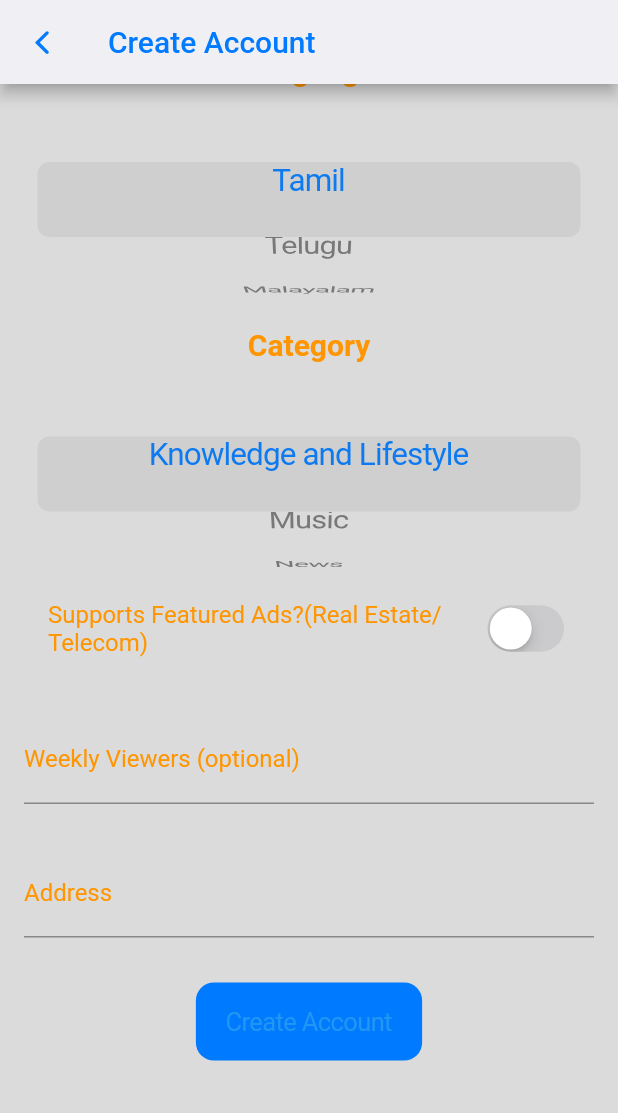
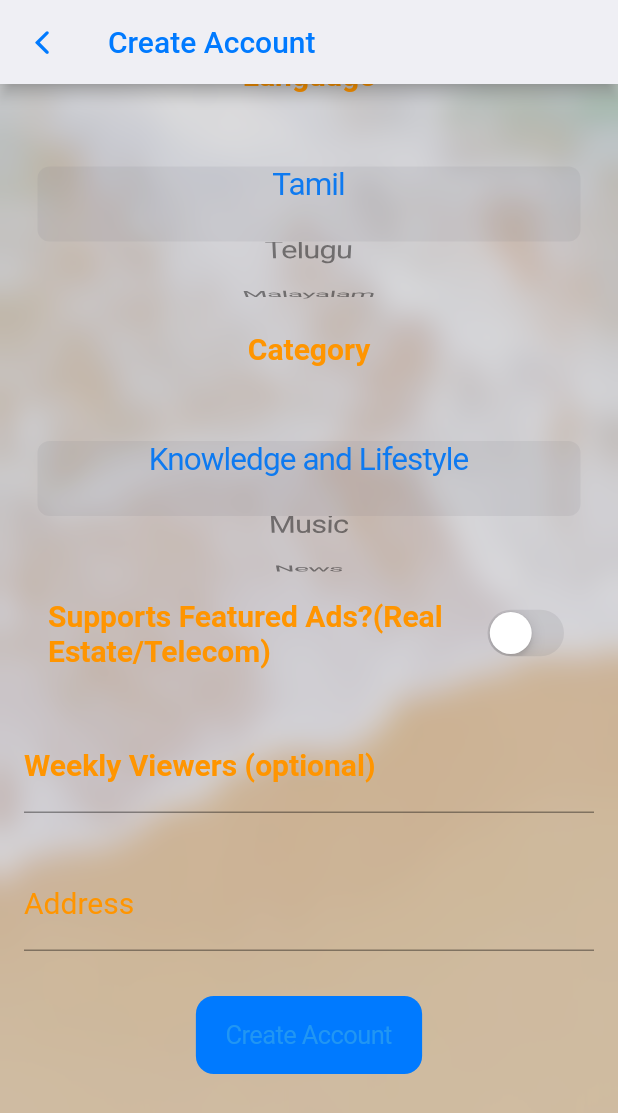
Before and after one commit to maruthumj/major_project, a Flutter app: the Signup screen opened directly, scrolled down 532 dp, on a phone screen of 412 x 824 dp. Shown: the top 1113 px of the screen. Run offline on Flutter 3.47's test engine with Material 2 defaults, Android fonts, the phone set to English and light mode, and no system bars; our stand-ins replace cloud_firestore, firebase_core; accounts and stored records are empty.

```diff
--- a/lib/main.dart
+++ b/lib/main.dart
@@ -35,17 +35,15 @@ class MainScreen extends StatelessWidget {
         backgroundColor: CupertinoColors.extraLightBackgroundGray,
       ),
       body: Container(
+        constraints: BoxConstraints.expand(),
+        decoration: BoxDecoration(
+          image: DecorationImage(
+              image: AssetImage('assets/images/wind_mill.jpg'),
+              fit: BoxFit.cover),
+        ),
         child: Stack(
           fit: StackFit.expand,
           children: [
-            Container(
-              constraints: BoxConstraints.expand(),
-              decoration: BoxDecoration(
-                image: DecorationImage(
-                    image: AssetImage('assets/images/wind_mill.jpg'),
-                    fit: BoxFit.cover),
-              ),
-            ),
             Center(
               child: BackdropFilter(
                 filter: ImageFilter.blur(sigmaX: 10.0, sigmaY: 10.0),
--- a/lib/screens/tv_channel/signup.dart
+++ b/lib/screens/tv_channel/signup.dart
@@ -1,5 +1,7 @@
 import 'package:flutter/material.dart';
 import 'package:flutter/cupertino.dart';
+import 'package:cloud_firestore/cloud_firestore.dart';
+import 'package:firebase_core/firebase_core.dart';
 import 'dart:ui';
 
 class Signup extends StatefulWidget {
@@ -11,6 +13,7 @@ class Signup extends StatefulWidget {
 
 class _SignupState extends State<Signup> {
   final GlobalKey<FormState> _formkey = GlobalKey();
+
   int selected = 0;
   int selected1 = 0;
   bool _lights = false;
@@ -39,28 +42,23 @@ class _SignupState extends State<Signup> {
       ),
       body: SingleChildScrollView(
         scrollDirection: Axis.vertical,
+        child: Container(
+          decoration: BoxDecoration(
+            image: DecorationImage(
+                image: AssetImage('assets/images/ios_sea.jpg'),
+                fit: BoxFit.cover),
+          ),
           child: SafeArea(
             child: Stack(
               children: [
-              Container(
-                decoration: BoxDecoration(
-                  gradient: LinearGradient(
-                    colors: [
-                      CupertinoColors.activeBlue,
-                      CupertinoColors.activeGreen,
-                    ],
-                  ),
-                ),
-              ),
                 Center(
                   child: BackdropFilter(
                     filter: ImageFilter.blur(sigmaX: 10.0, sigmaY: 10.0),
                     child: Container(
-                    height: 2000,
+                      height: 1300,
                       width: 500,
                       decoration: BoxDecoration(
                         color: Colors.grey.shade400.withOpacity(0.5),
-                      borderRadius: BorderRadius.circular(50),
                       ),
                       padding: EdgeInsets.all(16),
                       child: Form(
@@ -82,8 +80,8 @@ class _SignupState extends State<Signup> {
                             TextFormField(
                               decoration: InputDecoration(
                                   labelText: "Email",
-                                labelStyle: TextStyle(
-                                    color: CupertinoColors.activeGreen)),
+                                  labelStyle:
+                                      TextStyle(color: CupertinoColors.black)),
                               keyboardType: TextInputType.emailAddress,
                               validator: (value) {
                                 if (value.isEmpty || !value.contains('@')) {
@@ -96,8 +94,8 @@ class _SignupState extends State<Signup> {
                             TextFormField(
                               decoration: InputDecoration(
                                   labelText: 'Phone Number',
-                                labelStyle: TextStyle(
-                                    color: CupertinoColors.activeGreen)),
+                                  labelStyle:
+                                      TextStyle(color: CupertinoColors.black)),
                               obscureText: true,
                               keyboardType: TextInputType.phone,
                             ),
@@ -105,7 +103,7 @@ class _SignupState extends State<Signup> {
                               decoration: InputDecoration(
                                 labelText: 'password',
                                 labelStyle:
-                                  TextStyle(color: CupertinoColors.activeGreen),
+                                    TextStyle(color: CupertinoColors.black),
                               ),
                               obscureText: true,
                               controller: _passwordController,
@@ -122,7 +120,7 @@ class _SignupState extends State<Signup> {
                               decoration: InputDecoration(
                                 labelText: 'Confirm Password',
                                 labelStyle:
-                                  TextStyle(color: CupertinoColors.activeGreen),
+                                    TextStyle(color: CupertinoColors.black),
                               ),
                               obscureText: true,
                               controller: _passwordController,
@@ -158,7 +156,7 @@ class _SignupState extends State<Signup> {
                                     image: new DecorationImage(
                                       fit: BoxFit.fill,
                                       image: AssetImage(
-                                        'assets/images/plus_logo.png'),
+                                          'assets/images/person_badge_plus.png'),
                                     ),
                                   ),
                                 ),
@@ -169,7 +167,9 @@ class _SignupState extends State<Signup> {
                                       decoration: InputDecoration(
                                         labelText: 'Channel Name',
                                         labelStyle: TextStyle(
-                                          color: CupertinoColors.activeOrange),
+                                            color: CupertinoColors.activeOrange,
+                                            fontWeight: FontWeight.bold,
+                                            fontSize: 20),
                                       ),
                                       obscureText: true,
                                       keyboardType: TextInputType.name),
@@ -182,7 +182,9 @@ class _SignupState extends State<Signup> {
                                 Text(
                                   "     Logo",
                                   style: TextStyle(
-                                    color: CupertinoColors.activeOrange),
+                                    color: CupertinoColors.activeOrange,
+                                    fontWeight: FontWeight.bold,
+                                  ),
                                 ),
                               ],
                             ),
@@ -195,7 +197,9 @@ class _SignupState extends State<Signup> {
                                   decoration: InputDecoration(
                                     labelText: 'Description',
                                     labelStyle: TextStyle(
-                                      color: CupertinoColors.activeOrange),
+                                        color: CupertinoColors.activeOrange,
+                                        fontWeight: FontWeight.bold,
+                                        fontSize: 20),
                                   ),
                                 ),
                                 SizedBox(height: 20),
@@ -426,7 +430,8 @@ ssamese, Bangla, Bodo, Dogri, Gujarati, Hindi, Kashmiri, Kannada, Konkani, Maith
                                       'Supports Featured Ads?(Real Estate/Telecom)',
                                       style: TextStyle(
                                           color: CupertinoColors.activeOrange,
-                                    ),
+                                          fontWeight: FontWeight.bold,
+                                          fontSize: 20),
                                     ),
                                     trailing: CupertinoSwitch(
                                       value: _lights,
@@ -452,7 +457,9 @@ ssamese, Bangla, Bodo, Dogri, Gujarati, Hindi, Kashmiri, Kannada, Konkani, Maith
                               decoration: InputDecoration(
                                 labelText: 'Weekly Viewers (optional)',
                                 labelStyle: TextStyle(
-                                  color: CupertinoColors.activeOrange),
+                                    color: CupertinoColors.activeOrange,
+                                    fontWeight: FontWeight.bold,
+                                    fontSize: 20),
                               ),
                             ),
                             SizedBox(height: 30),
@@ -462,7 +469,8 @@ ssamese, Bangla, Bodo, Dogri, Gujarati, Hindi, Kashmiri, Kannada, Konkani, Maith
                               decoration: InputDecoration(
                                 labelText: 'Address',
                                 labelStyle: TextStyle(
-                                  color: CupertinoColors.activeOrange),
+                                    color: CupertinoColors.activeOrange,
+                                    fontSize: 20),
                               ),
                             ),
                             SizedBox(height: 30),
@@ -476,15 +484,17 @@ ssamese, Bangla, Bodo, Dogri, Gujarati, Hindi, Kashmiri, Kannada, Konkani, Maith
                                   builder: (BuildContext context) =>
                                       CupertinoAlertDialog(
                                     title: Text(
-                                      'you need to verify your Email and Phone to create Account'),
+                                        'you need to verify your Email and Phone to create a new Account.'),
                                     content: Text("Do you accept?"),
                                     actions: [
                                       CupertinoDialogAction(
                                         child: Text(
                                           'Yes',
                                           style: TextStyle(
-                                            color: CupertinoColors.activeBlue),
+                                              color:
+                                                  CupertinoColors.activeBlue),
                                         ),
+                                        onPressed: () {},
                                       ),
                                       CupertinoDialogAction(
                                         child: Text(
@@ -508,6 +518,7 @@ ssamese, Bangla, Bodo, Dogri, Gujarati, Hindi, Kashmiri, Kannada, Konkani, Maith
                   ),
                 ),
               ],
+            ),
           ),
         ),
       ),
```
Also changed, not shown: pubspec.yaml (+9 -1 lines), assets/images/ios_sea.jpg (added), pubspec.lock, 3 other files. Lines whose indentation alone changed are shown as unchanged.
